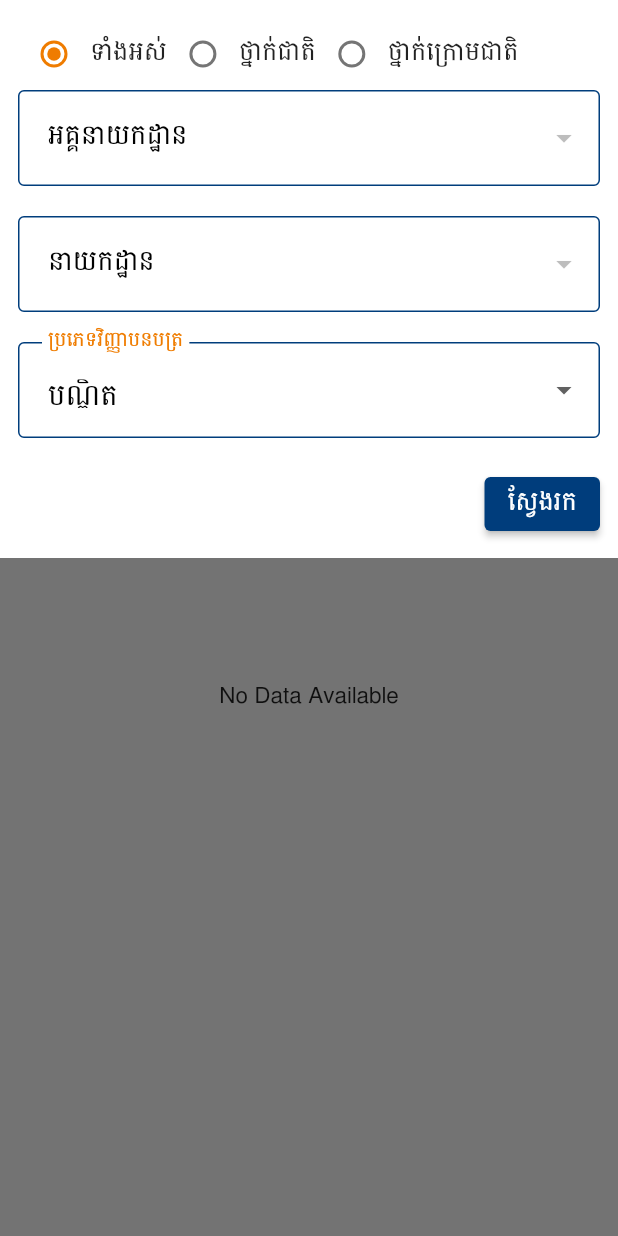
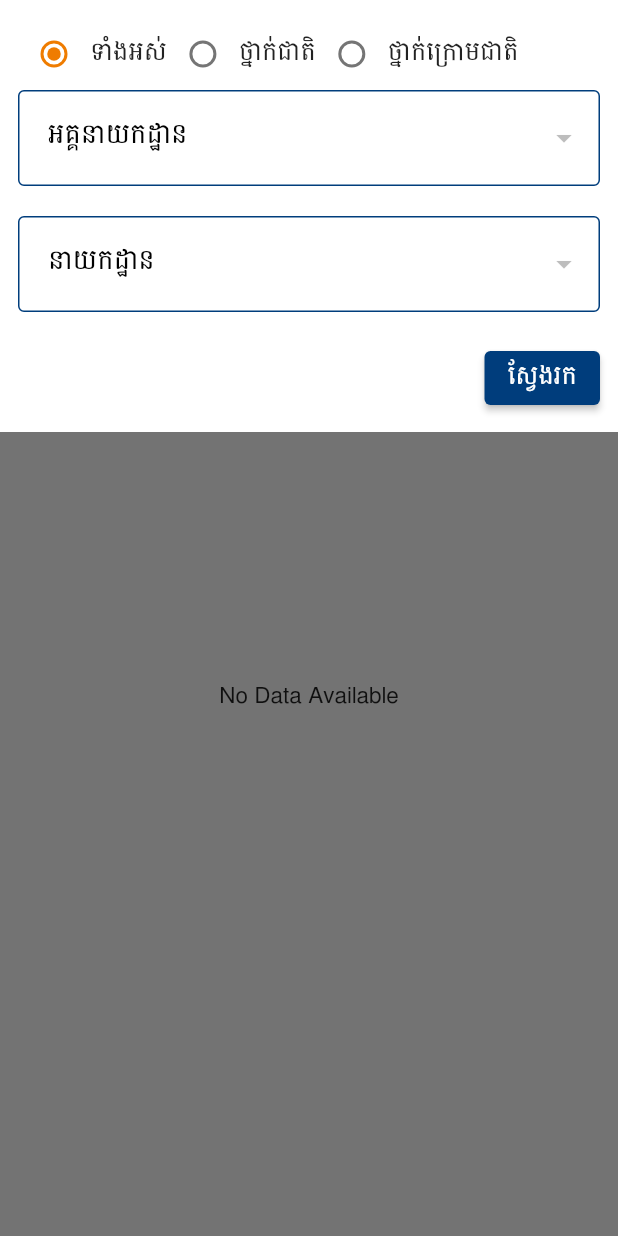
Before and after one commit to vinhwathana/xiaoming, a Flutter app: the StatisticsPage screen opened directly, after a tap on the "filter list" icon, on a phone screen of 412 x 824 dp. Run offline on Flutter 3.47's test engine with Material 2 defaults, Android fonts, the phone set to English and light mode, and no system bars; our stand-ins replace connectivity_plus, flutter_secure_storage, fluttertoast, geolocator, get, get_storage and 5 more; missing offline and left inert: khmer_date, syncfusion_flutter_core; accounts and stored records are empty.

Commit message:
Fix statistics_page.dart dialog

```diff
--- a/lib/components/dropdown_textfield.dart
+++ b/lib/components/dropdown_textfield.dart
@@ -1,4 +1,5 @@
 import 'dart:core';
+import 'package:flutter/cupertino.dart';
 import 'package:flutter/material.dart';
 import 'package:get/get.dart';
 import 'package:xiaoming/colors/company_colors.dart';
@@ -77,7 +78,12 @@ class _DropdownTextFieldState extends State<DropdownTextField> {
         },
         focusNode: _focus,
         decoration: InputDecoration(
-          contentPadding: const EdgeInsets.all(20),
+          contentPadding: const EdgeInsets.only(
+            bottom: 20,
+            left: 20,
+            top: 20,
+            right: 20,
+          ),
           labelStyle: TextStyle(
             fontSize: 16,
             color: CompanyColors.yellow,
@@ -110,7 +116,7 @@ class _DropdownTextFieldState extends State<DropdownTextField> {
           style: TextStyle(
             fontSize: 16,
             color: decideColor(),
-            height: 1.5,
+            height: 1,
           ),
         ),
         value: widget.currentSelectedValue,
@@ -118,12 +124,15 @@ class _DropdownTextFieldState extends State<DropdownTextField> {
           return DropdownMenuItem<String>(
             value: value,
             child: Container(
-              padding: const EdgeInsets.only(top: 5),
+              // padding: const EdgeInsets.only(top: 5),
+              // color: Colors.red,
               child: Text(
                 value,
+                // maxLines: 1,
+                // overflow: TextOverflow.ellipsis,
                 style: const TextStyle(
                   color: Colors.black,
-                  height: 1.5,
+                  height: 1.6,
                 ),
               ),
             ),
--- a/lib/controllers/filter_dialog_controller.dart
+++ b/lib/controllers/filter_dialog_controller.dart
@@ -4,8 +4,8 @@ import 'package:xiaoming/models/statistic/result_organization.dart';
 import 'package:xiaoming/services/statistic_service.dart';
 
 class FilterDialogController extends GetxController {
-  final organizations = [].obs;
-  final departments = [].obs;
+  final List<Datum> organizations = [];
+  final List<Datum> departments = [];
   final orgRegion = "00";
   final statService = StatisticService();
   late String selectedDegrees = degrees.keys.first;
@@ -59,6 +59,10 @@ class FilterDialogController extends GetxController {
 
   void updateOrgRegion(RadioValue value) {
     selectedRadioValue = value;
+    selectedOrganization = null;
+    selectedDepartment = null;
+    organizations.clear();
+    departments.clear();
     switch (value) {
       case RadioValue.all:
         selectedOrgRegion = "00";
@@ -70,7 +74,7 @@ class FilterDialogController extends GetxController {
         selectedOrgRegion = "026000";
         break;
     }
-    selectedDepartment = null;
+
     getOrganizations();
     update();
   }
@@ -78,7 +82,6 @@ class FilterDialogController extends GetxController {
   void updateSelectedOrganization(String selected) {
     selectedOrganization = selected;
     final int id = organizations
-        .cast<Datum>()
         .where((e) => e.displayText == selected)
         .toList()[0]
         .id;
@@ -86,17 +89,13 @@ class FilterDialogController extends GetxController {
     update();
   }
 
-  void updateSelectedDepartment(String selected) {}
-
   Future<void> getOrganizations() async {
     final result =
         await statService.getOrganization(orgRegion: selectedOrgRegion);
     selectedOrganization = null;
+    organizations.clear();
     if (result != null && result.isNotEmpty) {
-      organizations.clear();
       organizations.addAll(result);
-    } else {
-      organizations.clear();
     }
     update();
   }
@@ -109,11 +108,9 @@ class FilterDialogController extends GetxController {
       parentId: selectedOrgId,
     );
     selectedDepartment = null;
+    departments.clear();
     if (result != null && result.isNotEmpty) {
-      departments.clear();
       departments.addAll(result);
-    } else {
-      departments.clear();
     }
     update();
   }
--- a/lib/views/statistic/statistics_page.dart
+++ b/lib/views/statistic/statistics_page.dart
@@ -30,12 +30,12 @@ class _StatisticsPageState extends State<StatisticsPage>
   );
 
   final tabs = <Tab>[
+    const Tab(text: "កម្រិតសញ្ញាបត្រ"),
+    const Tab(text: "ជំនាញ"),
     const Tab(text: "កម្រិតសញ្ញាបត្រ និងជំនាញ"),
-    const Tab(text: "ជំនាញ"),
-    const Tab(text: "កម្រិតសញ្ញាបត្រ"),
     const Tab(text: "ភេទ"),
     const Tab(text: "ឥស្សរិយយស្ស"),
-    const Tab(text: "កាំបៀវត្ស"),
+    const Tab(text: "ក្របខណ្ឌ"),
   ];
 
   @override
@@ -95,21 +95,22 @@ class _StatisticsPageState extends State<StatisticsPage>
     return TabBarView(
       controller: tabController,
       children: <Widget>[
-        SkillByDegreeStatisticPage(
-          chartTitle: tabs[0].text ?? "",
+        CertificateStatisticPage(
+          chartTitle: tabs[2].text ?? "",
           org: org,
           dept: dept,
-          degree: degree,
         ),
         SkillStatisticPage(
           chartTitle: tabs[1].text ?? "",
           org: org,
           dept: dept,
         ),
-        CertificateStatisticPage(
-          chartTitle: tabs[2].text ?? "",
+
+        SkillByDegreeStatisticPage(
+          chartTitle: tabs[0].text ?? "",
           org: org,
           dept: dept,
+          degree: degree,
         ),
         StaffStatisticPage(
           chartTitle: tabs[3].text ?? "",
@@ -133,7 +134,7 @@ class _StatisticsPageState extends State<StatisticsPage>
   void openFilterDialog() {
     Get.dialog(
       FilterDialog(
-        showDegreeField: (tabController.index == 0),
+        showDegreeField: (tabController.index == 2),
         onConfirm: (org, dept, degree) {
           setState(() {
             this.org = org;
```
Also changed, not shown: lib/views/home_page.dart (+5 -5 lines).
